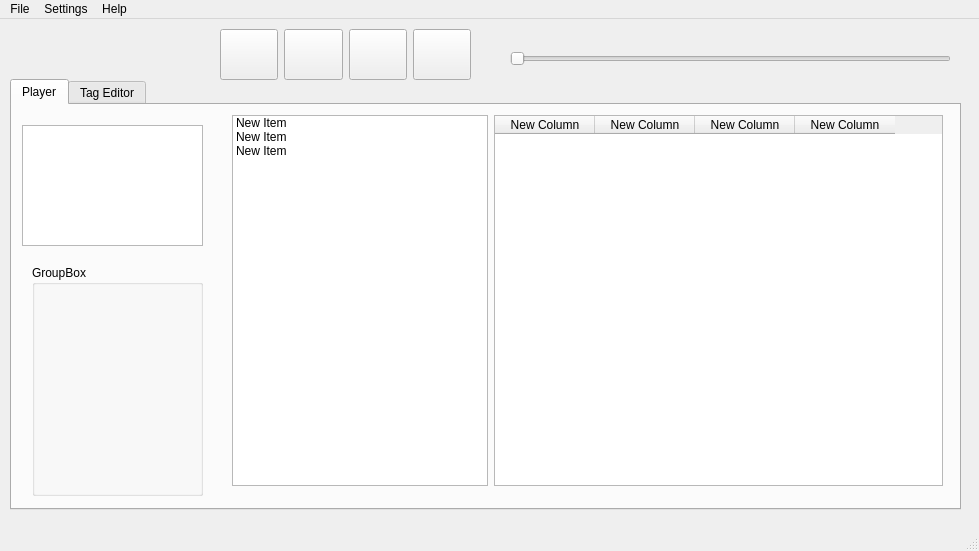
The window that src/qt/ui/mainWindow.ui (industral/RoteSonne) describes before a commit, drawn with Qt 5.
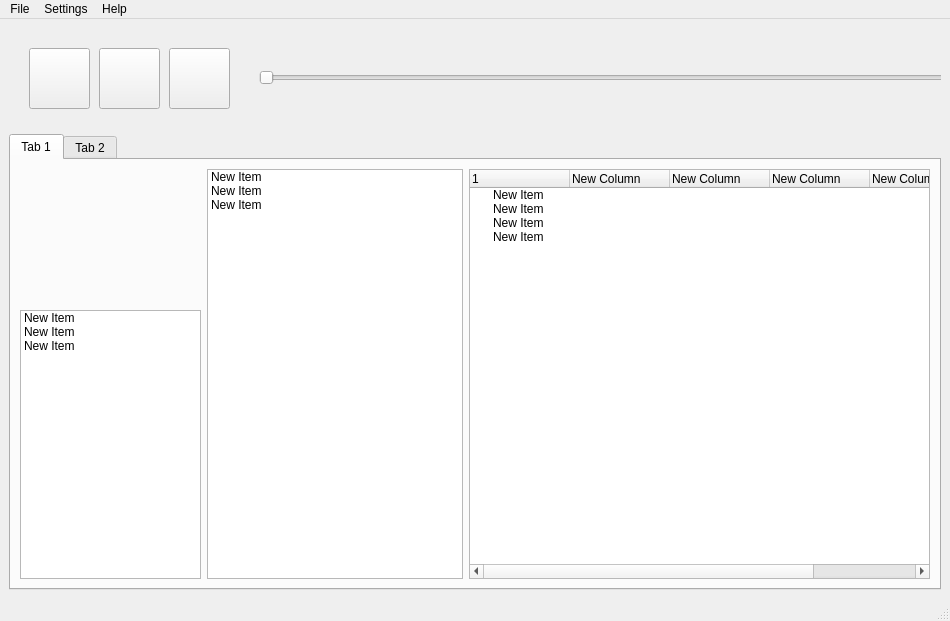
The same window after the commit. Icons and pictures are not drawn.

```diff
--- a/src/qt/ui/mainWindow.ui
+++ b/src/qt/ui/mainWindow.ui
@@ -9,16 +9,10 @@
    <rect>
     <x>0</x>
     <y>0</y>
-    <width>979</width>
-    <height>551</height>
+    <width>950</width>
+    <height>621</height>
    </rect>
   </property>
-  <property name="minimumSize">
-   <size>
-    <width>979</width>
-    <height>551</height>
-   </size>
-  </property>
   <property name="windowTitle">
    <string>RoteSonner</string>
   </property>
@@ -36,48 +30,167 @@
    <bool>false</bool>
   </property>
   <widget class="QWidget" name="centralwidget">
+   <layout class="QVBoxLayout" name="verticalLayout_3">
+    <item>
+     <layout class="QHBoxLayout" name="horizontalLayout_4" stretch="0">
+      <item>
+       <widget class="QWidget" name="widget" native="true">
+        <property name="minimumSize">
+         <size>
+          <width>241</width>
+          <height>100</height>
+         </size>
+        </property>
+        <widget class="QPushButton" name="pushButton">
+         <property name="geometry">
+          <rect>
+           <x>20</x>
+           <y>20</y>
+           <width>61</width>
+           <height>61</height>
+          </rect>
+         </property>
+         <property name="sizePolicy">
+          <sizepolicy hsizetype="Minimum" vsizetype="Fixed">
+           <horstretch>0</horstretch>
+           <verstretch>0</verstretch>
+          </sizepolicy>
+         </property>
+         <property name="sizeIncrement">
+          <size>
+           <width>0</width>
+           <height>0</height>
+          </size>
+         </property>
+         <property name="baseSize">
+          <size>
+           <width>0</width>
+           <height>0</height>
+          </size>
+         </property>
+         <property name="text">
+          <string/>
+         </property>
+        </widget>
+        <widget class="QPushButton" name="pushButton_2">
+         <property name="geometry">
+          <rect>
+           <x>90</x>
+           <y>20</y>
+           <width>61</width>
+           <height>61</height>
+          </rect>
+         </property>
+         <property name="sizePolicy">
+          <sizepolicy hsizetype="Minimum" vsizetype="Fixed">
+           <horstretch>0</horstretch>
+           <verstretch>0</verstretch>
+          </sizepolicy>
+         </property>
+         <property name="sizeIncrement">
+          <size>
+           <width>0</width>
+           <height>0</height>
+          </size>
+         </property>
+         <property name="baseSize">
+          <size>
+           <width>0</width>
+           <height>0</height>
+          </size>
+         </property>
+         <property name="text">
+          <string/>
+         </property>
+        </widget>
+        <widget class="QPushButton" name="pushButton_3">
+         <property name="geometry">
+          <rect>
+           <x>160</x>
+           <y>20</y>
+           <width>61</width>
+           <height>61</height>
+          </rect>
+         </property>
+         <property name="sizePolicy">
+          <sizepolicy hsizetype="Minimum" vsizetype="Fixed">
+           <horstretch>0</horstretch>
+           <verstretch>0</verstretch>
+          </sizepolicy>
+         </property>
+         <property name="sizeIncrement">
+          <size>
+           <width>0</width>
+           <height>0</height>
+          </size>
+         </property>
+         <property name="baseSize">
+          <size>
+           <width>0</width>
+           <height>0</height>
+          </size>
+         </property>
+         <property name="text">
+          <string/>
+         </property>
+        </widget>
+        <widget class="QSlider" name="horizontalSlider">
+         <property name="geometry">
+          <rect>
+           <x>250</x>
+           <y>40</y>
+           <width>714</width>
+           <height>19</height>
+          </rect>
+         </property>
+         <property name="orientation">
+          <enum>Qt::Horizontal</enum>
+         </property>
+        </widget>
+       </widget>
+      </item>
+     </layout>
+    </item>
+    <item>
    <widget class="QTabWidget" name="tabWidget">
-    <property name="geometry">
-     <rect>
-      <x>10</x>
-      <y>60</y>
-      <width>951</width>
-      <height>431</height>
-     </rect>
-    </property>
     <property name="currentIndex">
      <number>0</number>
     </property>
-    <widget class="QWidget" name="tabWidgetPage1">
+      <property name="movable">
+       <bool>false</bool>
+      </property>
+      <widget class="QWidget" name="tab_3">
      <attribute name="title">
-      <string>Player</string>
-     </attribute>
-     <widget class="QGroupBox" name="groupBox">
-      <property name="geometry">
-       <rect>
-        <x>20</x>
-        <y>160</y>
-        <width>171</width>
-        <height>231</height>
-       </rect>
-      </property>
-      <property name="title">
-       <string>GroupBox</string>
-      </property>
-     </widget>
-     <widget class="QWidget" name="layoutWidget">
-      <property name="geometry">
-       <rect>
-        <x>220</x>
-        <y>10</y>
-        <width>711</width>
-        <height>371</height>
-       </rect>
-      </property>
-      <layout class="QHBoxLayout" name="horizontalLayout_4">
+        <string>Tab 1</string>
+       </attribute>
+       <layout class="QHBoxLayout" name="horizontalLayout_2" stretch="1,4">
+        <item>
+         <layout class="QVBoxLayout" name="verticalLayout" stretch="5,10">
        <property name="sizeConstraint">
-        <enum>QLayout::SetNoConstraint</enum>
-       </property>
+           <enum>QLayout::SetDefaultConstraint</enum>
+          </property>
+          <item>
+           <widget class="QLabel" name="label">
+            <property name="enabled">
+             <bool>true</bool>
+            </property>
+            <property name="sizePolicy">
+             <sizepolicy hsizetype="Preferred" vsizetype="Preferred">
+              <horstretch>0</horstretch>
+              <verstretch>0</verstretch>
+             </sizepolicy>
+            </property>
+            <property name="text">
+             <string/>
+            </property>
+            <property name="pixmap">
+             <pixmap resource="../rotesonne.qrc">:/images/images/nocover.png</pixmap>
+            </property>
+            <property name="scaledContents">
+             <bool>true</bool>
+            </property>
+           </widget>
+          </item>
        <item>
         <widget class="QListWidget" name="listWidget">
          <item>
@@ -97,14 +210,36 @@
          </item>
         </widget>
        </item>
+         </layout>
+        </item>
        <item>
-        <widget class="QTableWidget" name="tableWidget">
-         <property name="sizePolicy">
-          <sizepolicy hsizetype="Expanding" vsizetype="Expanding">
-           <horstretch>2</horstretch>
-           <verstretch>0</verstretch>
-          </sizepolicy>
-         </property>
+         <layout class="QHBoxLayout" name="horizontalLayout" stretch="0,2">
+          <item>
+           <widget class="QListWidget" name="listWidget_2">
+            <item>
+             <property name="text">
+              <string>New Item</string>
+             </property>
+            </item>
+            <item>
+             <property name="text">
+              <string>New Item</string>
+             </property>
+            </item>
+            <item>
+             <property name="text">
+              <string>New Item</string>
+             </property>
+            </item>
+           </widget>
+          </item>
+          <item>
+           <widget class="QTreeWidget" name="treeWidget">
+            <column>
+             <property name="text">
+              <string>1</string>
+             </property>
+            </column>
          <column>
           <property name="text">
            <string>New Column</string>
@@ -125,122 +260,52 @@
            <string>New Column</string>
           </property>
          </column>
+            <column>
+             <property name="text">
+              <string>New Column</string>
+             </property>
+            </column>
+            <item>
+             <property name="text">
+              <string>New Item</string>
+             </property>
+            </item>
+            <item>
+             <property name="text">
+              <string>New Item</string>
+             </property>
+            </item>
+            <item>
+             <property name="text">
+              <string>New Item</string>
+             </property>
+            </item>
+            <item>
+             <property name="text">
+              <string>New Item</string>
+             </property>
+            </item>
         </widget>
        </item>
       </layout>
-     </widget>
-     <widget class="QGraphicsView" name="graphicsView">
-      <property name="geometry">
-       <rect>
-        <x>10</x>
-        <y>20</y>
-        <width>181</width>
-        <height>121</height>
-       </rect>
-      </property>
-     </widget>
-     <zorder>layoutWidget</zorder>
-     <zorder>graphicsView</zorder>
-     <zorder>groupBox</zorder>
-    </widget>
-    <widget class="QWidget" name="tabWidgetPage2">
+        </item>
+       </layout>
+      </widget>
+      <widget class="QWidget" name="tab_4">
      <attribute name="title">
-      <string>Tag Editor</string>
+        <string>Tab 2</string>
      </attribute>
     </widget>
    </widget>
-   <widget class="QSlider" name="horizontalSlider">
-    <property name="geometry">
-     <rect>
-      <x>510</x>
-      <y>30</y>
-      <width>441</width>
-      <height>20</height>
-     </rect>
-    </property>
-    <property name="orientation">
-     <enum>Qt::Horizontal</enum>
-    </property>
-   </widget>
-   <widget class="QWidget" name="horizontalLayoutWidget">
-    <property name="geometry">
-     <rect>
-      <x>220</x>
-      <y>10</y>
-      <width>251</width>
-      <height>51</height>
-     </rect>
-    </property>
-    <layout class="QHBoxLayout" name="horizontalLayout">
-     <item>
-      <widget class="QPushButton" name="pushButton">
-       <property name="sizePolicy">
-        <sizepolicy hsizetype="Minimum" vsizetype="Ignored">
-         <horstretch>0</horstretch>
-         <verstretch>0</verstretch>
-        </sizepolicy>
-       </property>
-       <property name="text">
-        <string/>
-       </property>
-       <property name="icon">
-        <iconset resource="../rotesonne.qrc">
-         <normaloff>:/images/images/player_play.png</normaloff>:/images/images/player_play.png</iconset>
-       </property>
-      </widget>
-     </item>
-     <item>
-      <widget class="QPushButton" name="pushButton_3">
-       <property name="sizePolicy">
-        <sizepolicy hsizetype="Minimum" vsizetype="Ignored">
-         <horstretch>0</horstretch>
-         <verstretch>0</verstretch>
-        </sizepolicy>
-       </property>
-       <property name="text">
-        <string/>
-       </property>
-       <property name="icon">
-        <iconset resource="../rotesonne.qrc">
-         <normaloff>:/images/images/player_pause.png</normaloff>:/images/images/player_pause.png</iconset>
-       </property>
-      </widget>
-     </item>
-     <item>
-      <widget class="QPushButton" name="pushButton_4">
-       <property name="sizePolicy">
-        <sizepolicy hsizetype="Minimum" vsizetype="Ignored">
-         <horstretch>0</horstretch>
-         <verstretch>0</verstretch>
-        </sizepolicy>
-       </property>
-       <property name="text">
-        <string/>
-       </property>
-      </widget>
-     </item>
-     <item>
-      <widget class="QPushButton" name="pushButton_2">
-       <property name="sizePolicy">
-        <sizepolicy hsizetype="Minimum" vsizetype="Ignored">
-         <horstretch>0</horstretch>
-         <verstretch>0</verstretch>
-        </sizepolicy>
-       </property>
-       <property name="text">
-        <string/>
-       </property>
-      </widget>
-     </item>
-    </layout>
-   </widget>
+    </item>
+   </layout>
   </widget>
   <widget class="QMenuBar" name="menubar">
    <property name="geometry">
     <rect>
      <x>0</x>
      <y>0</y>
-     <width>979</width>
+     <width>950</width>
      <height>25</height>
     </rect>
    </property>
```
Left out of the diff: 9 changed lines with no effect on the pictures. Lines whose indentation alone changed are shown as unchanged.
